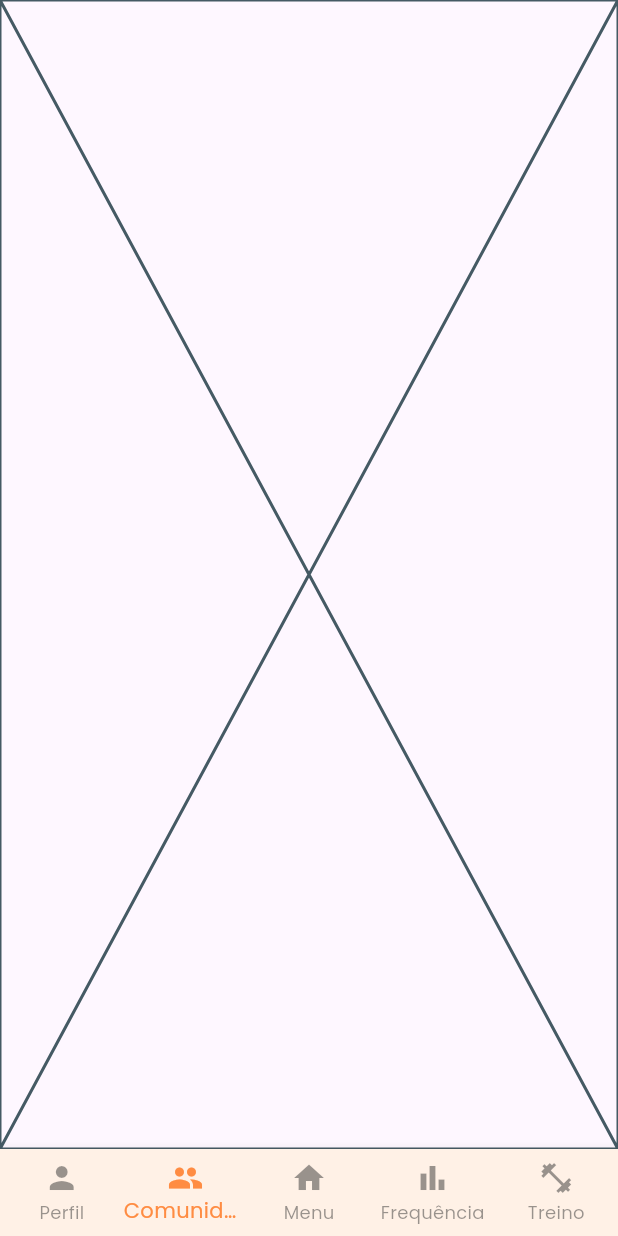
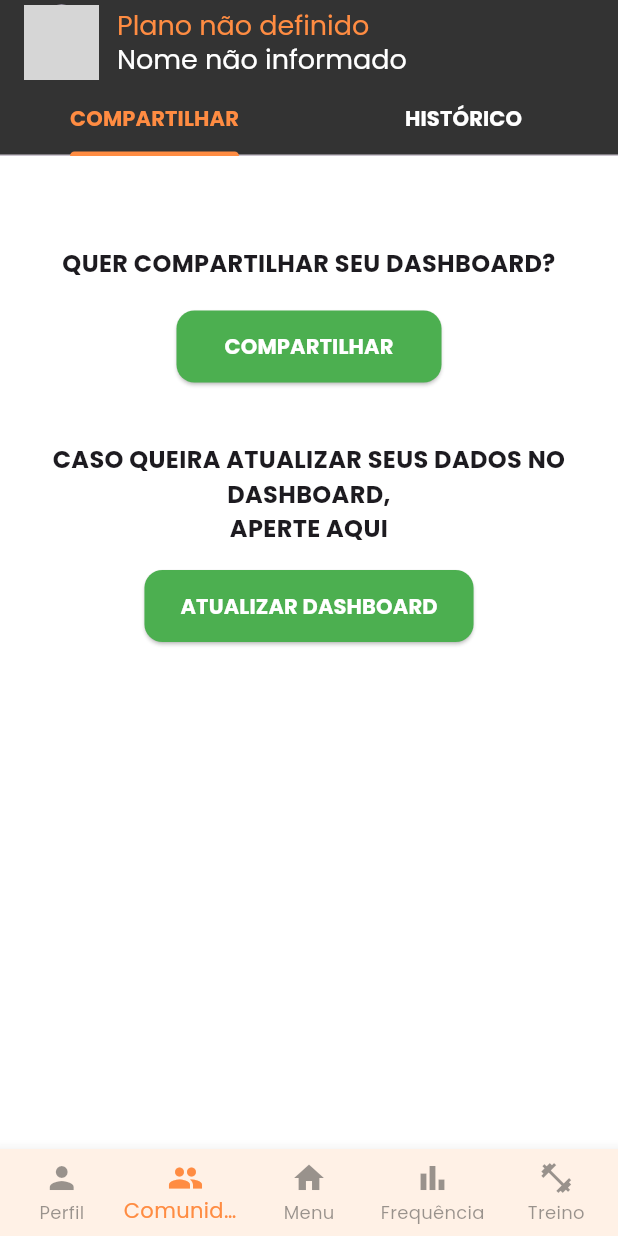
Before and after one commit to WillianChiquinato/Black_Brothers, a Flutter app: the screen it shows after launch, item 2 of the bottom bar chosen, on a phone screen of 412 x 824 dp. Run offline on Flutter 3.47's test engine with Material 3 defaults, Android fonts, the phone set to English and light mode, and no system bars; our stand-ins replace dio, google_fonts; accounts and stored records are empty; grey boxes are pictures that could not be loaded.

Commit message:
feat(comunidade): implementar estrutura da tela MenuComunidade (em progresso)

```diff
--- /dev/null
+++ b/lib/Telas/menu_comunidade.dart
@@ -0,0 +1,165 @@
+import 'package:flutter/material.dart';
+import 'package:google_fonts/google_fonts.dart';
+import 'package:projetosflutter/API/modelo_user.dart';
+
+class MenuComunidade extends StatefulWidget {
+  final UserClass user;
+  const MenuComunidade({super.key, required this.user});
+
+  @override
+  State<MenuComunidade> createState() => _MenuComunidadeState();
+}
+
+class _MenuComunidadeState extends State<MenuComunidade> {
+  final Color lightOrange = const Color(0xFFFFF1E6);
+  final Color orange = const Color(0xFFFF8C42);
+  final Color grey = const Color(0xFF333333);
+
+  final List<Map<String, String>> historicoFalso = [
+    {
+      "data": "20/04/2025",
+      "progresso": "Progresso de 10% no treino de pernas",
+      "tempo": "Treino de 1h 15min",
+    },
+    {
+      "data": "18/04/2025",
+      "progresso": "Treino de costas e bíceps completo",
+      "tempo": "Treino de 55min",
+    },
+    {
+      "data": "15/04/2025",
+      "progresso": "Início do plano alimentar com nutricionista",
+      "tempo": "Dieta atualizada",
+    },
+  ];
+
+  @override
+  Widget build(BuildContext context) {
+    return DefaultTabController(
+      length: 2,
+      child: Scaffold(
+        backgroundColor: Colors.white,
+        appBar: AppBar(
+          backgroundColor: grey,
+          automaticallyImplyLeading: false,
+          title: Row(
+            children: [
+              const CircleAvatar(
+                backgroundImage: AssetImage('Assets/iam.jpg'),
+                radius: 25,
+              ),
+              const SizedBox(width: 12),
+              Column(
+                crossAxisAlignment: CrossAxisAlignment.start,
+                children: [
+                  Text(
+                    widget.user.plano ?? 'Plano não definido',
+                    style: GoogleFonts.poppins(
+                      color: orange,
+                      fontSize: 18,
+                    ),
+                  ),
+                  Text(
+                    widget.user.nome ?? 'Nome não informado',
+                    style: GoogleFonts.poppins(
+                      color: Colors.white,
+                      fontSize: 18,
+                    ),
+                  ),
+                ],
+              ),
+            ],
+          ),
+          bottom: TabBar(
+            indicatorColor: orange,
+            labelColor: orange,
+            unselectedLabelColor: Colors.white,
+            labelStyle: GoogleFonts.poppins(fontWeight: FontWeight.bold),
+            tabs: const [
+              Tab(text: 'COMPARTILHAR'),
+              Tab(text: 'HISTÓRICO'),
+            ],
+          ),
+        ),
+        body: TabBarView(
+          children: [
+            _buildCompartilharTab(),
+            _buildHistoricoTab(),
+          ],
+        ),
+      ),
+    );
+  }
+
+  Widget _buildCompartilharTab() {
+    return Padding(
+      padding: const EdgeInsets.all(20),
+      child: Column(
+        crossAxisAlignment: CrossAxisAlignment.center,
+        children: [
+          const SizedBox(height: 40),
+          Text(
+            "QUER COMPARTILHAR SEU DASHBOARD?",
+            style: GoogleFonts.poppins(fontSize: 16, fontWeight: FontWeight.bold),
+            textAlign: TextAlign.center,
+          ),
+          const SizedBox(height: 20),
+          ElevatedButton(
+            onPressed: () {},
+            style: ElevatedButton.styleFrom(
+              backgroundColor: Colors.green,
+              padding: const EdgeInsets.symmetric(horizontal: 32, vertical: 14),
+              shape: RoundedRectangleBorder(borderRadius: BorderRadius.circular(12)),
+            ),
+            child: Text("COMPARTILHAR", style: GoogleFonts.poppins(color: Colors.white, fontWeight: FontWeight.bold)),
+          ),
+          const SizedBox(height: 40),
+          Text(
+            "CASO QUEIRA ATUALIZAR SEUS DADOS NO DASHBOARD,\nAPERTE AQUI",
+            style: GoogleFonts.poppins(fontSize: 16, fontWeight: FontWeight.bold),
+            textAlign: TextAlign.center,
+          ),
+          const SizedBox(height: 16),
+          ElevatedButton(
+            onPressed: () {},
+            style: ElevatedButton.styleFrom(
+              backgroundColor: Colors.green,
+              padding: const EdgeInsets.symmetric(horizontal: 24, vertical: 14),
+              shape: RoundedRectangleBorder(borderRadius: BorderRadius.circular(12)),
+            ),
+            child: Text("ATUALIZAR DASHBOARD", style: GoogleFonts.poppins(color: Colors.white, fontWeight: FontWeight.bold)),
+          ),
+        ],
+      ),
+    );
+  }
+
+  Widget _buildHistoricoTab() {
+    return Padding(
+      padding: const EdgeInsets.all(16),
+      child: ListView.builder(
+        itemCount: historicoFalso.length,
+        itemBuilder: (context, index) {
+          final item = historicoFalso[index];
+          return Card(
+            shape: RoundedRectangleBorder(borderRadius: BorderRadius.circular(16)),
+            margin: const EdgeInsets.symmetric(vertical: 8),
+            color: lightOrange,
+            elevation: 2,
+            child: ListTile(
+              leading: Icon(Icons.history, color: orange),
+              title: Text(
+                item["progresso"]!,
+                style: GoogleFonts.poppins(fontWeight: FontWeight.bold),
+              ),
+              subtitle: Text(
+                "${item["data"]} • ${item["tempo"]}",
+                style: GoogleFonts.poppins(fontSize: 13),
+              ),
+            ),
+          );
+        },
+      ),
+    );
+  }
+}
--- a/lib/Telas/menu_inicial.dart
+++ b/lib/Telas/menu_inicial.dart
@@ -1,9 +1,10 @@
 import 'package:flutter/material.dart';
 import 'package:google_fonts/google_fonts.dart';
-
+import 'package:projetosflutter/Telas/menu_comunidade.dart';
 import 'menu_perfil.dart';
 import 'menu_inicial_home.dart';
 import 'package:projetosflutter/API/modelo_user.dart';
+import 'menu_comunidade.dart';
 
 class MenuInicial extends StatefulWidget {
   const MenuInicial({super.key});
@@ -17,15 +18,16 @@ class _MenuInicialState extends State<MenuInicial> {
 
   late UserClass _user;
 
-  void _getUserData() {
-    _user = UserClass(
-    );
+  @override
+  void initState() {
+    super.initState();
+    _user = UserClass();
   }
 
-  final List<Widget> _pages = [
-    MenuPerfil(user: UserClass()),
-    const Placeholder(),
-    const MenuInicialHome(),
+  List<Widget> get _pages => [
+    MenuPerfil(user: _user),
+    MenuComunidade(user: _user),
+    MenuInicialHome(user: _user),
     const Placeholder(),
     const Placeholder(),
   ];
@@ -34,12 +36,6 @@ class _MenuInicialState extends State<MenuInicial> {
     setState(() {
       _selectedIndex = index;
     });
-  }
-
-  @override
-  void initState() {
-    super.initState();
-    _getUserData();
   }
 
   @override
--- a/lib/Telas/menu_inicial_home.dart
+++ b/lib/Telas/menu_inicial_home.dart
@@ -1,17 +1,17 @@
 import 'package:flutter/material.dart';
 import 'package:google_fonts/google_fonts.dart';
 import 'package:projetosflutter/API/modelo_user.dart';
-import 'package:projetosflutter/API/Json/api_services.dart';
 
 class MenuInicialHome extends StatefulWidget {
-  const MenuInicialHome({super.key});
+  final UserClass user;
+  const MenuInicialHome({super.key, required this.user});
 
   @override
   State<MenuInicialHome> createState() => _MenuInicialHomeState();
 }
 
 class _MenuInicialHomeState extends State<MenuInicialHome> {
-  UserClass _user = UserClass();
+  late UserClass _user;
 
   final Color lightOrange = const Color(0xFFFFF1E6);
   final Color orange = const Color(0xFFFF8C42);
@@ -20,6 +20,7 @@ class _MenuInicialHomeState extends State<MenuInicialHome> {
   @override
   void initState() {
     super.initState();
+    _user = widget.user;
   }
 
   @override
--- a/lib/Telas/menu_perfil.dart
+++ b/lib/Telas/menu_perfil.dart
@@ -20,7 +20,7 @@ class _MenuPerfilState extends State<MenuPerfil> with TickerProviderStateMixin {
 
   @override
   void initState() {
-    _tabController = TabController(length: 2, vsync: this, initialIndex: 0);
+    _tabController = TabController(length: 2, vsync: this);
     super.initState();
   }
 
@@ -47,7 +47,7 @@ class _MenuPerfilState extends State<MenuPerfil> with TickerProviderStateMixin {
               crossAxisAlignment: CrossAxisAlignment.start,
               children: [
                 Text(
-                  widget.user.plano ?? 'Plano não informado',
+                  widget.user.plano ?? 'Plano não definido',
                   style: GoogleFonts.poppins(
                     color: orange,
                     fontSize: 18,
@@ -126,23 +126,6 @@ class _MenuPerfilState extends State<MenuPerfil> with TickerProviderStateMixin {
               ),
             ),
           ],
-        ),
-      ),
-    );
-  }
-
-  Widget _buildTextField(String label, String initialValue) {
-    return Padding(
-      padding: const EdgeInsets.only(bottom: 16),
-      child: TextFormField(
-        initialValue: initialValue,
-        style: GoogleFonts.poppins(),
-        decoration: InputDecoration(
-          labelText: label,
-          labelStyle: GoogleFonts.poppins(),
-          filled: true,
-          fillColor: lightOrange,
-          border: OutlineInputBorder(borderRadius: BorderRadius.circular(12)),
         ),
       ),
     );
@@ -273,6 +256,23 @@ class _MenuPerfilState extends State<MenuPerfil> with TickerProviderStateMixin {
     );
   }
 
+  Widget _buildTextField(String label, String initialValue) {
+    return Padding(
+      padding: const EdgeInsets.only(bottom: 16),
+      child: TextFormField(
+        initialValue: initialValue,
+        style: GoogleFonts.poppins(),
+        decoration: InputDecoration(
+          labelText: label,
+          labelStyle: GoogleFonts.poppins(),
+          filled: true,
+          fillColor: lightOrange,
+          border: OutlineInputBorder(borderRadius: BorderRadius.circular(12)),
+        ),
+      ),
+    );
+  }
+
   Widget _buildSectionTitle(String title) {
     return Text(
       title,
```
